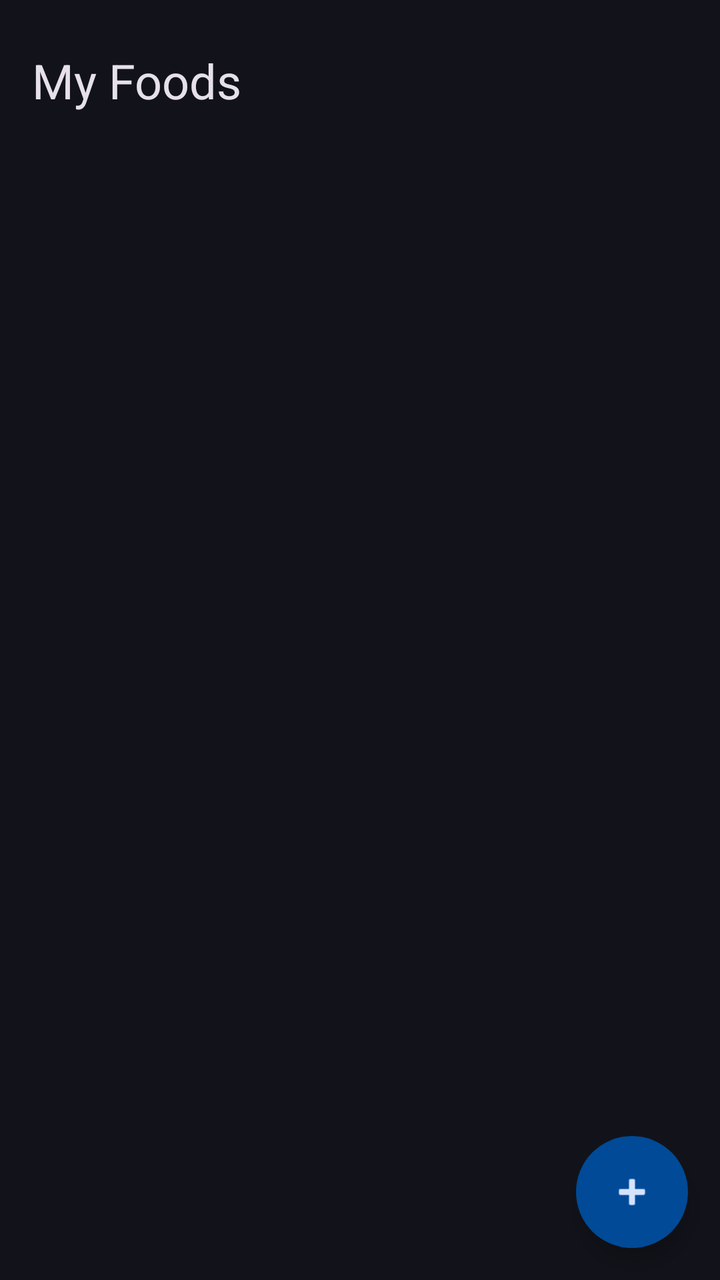
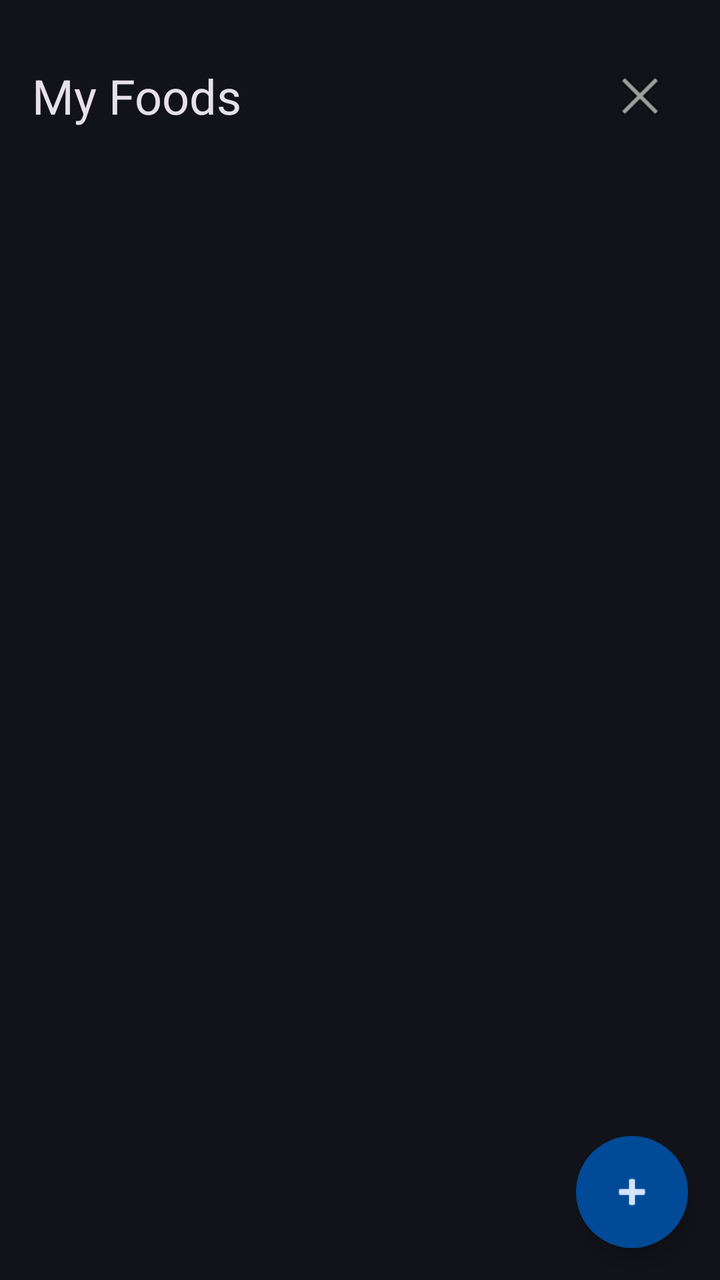

Compare the two renders of this Android layout. The source of the first and the diff that turns it into the second are given below.
<!-- AndroidManifest.xml: application theme Theme.MealMate2 -->
<!-- res/layout/fragment_custom_foods.xml -->
<?xml version="1.0" encoding="utf-8"?>
<androidx.coordinatorlayout.widget.CoordinatorLayout
    xmlns:android="http://schemas.android.com/apk/res/android"
    xmlns:app="http://schemas.android.com/apk/res-auto"
    android:layout_width="match_parent"
    android:layout_height="match_parent">

    <LinearLayout
        android:layout_width="match_parent"
        android:layout_height="match_parent"
        android:orientation="vertical"
        android:padding="16dp">

        <LinearLayout
            android:layout_width="match_parent"
            android:layout_height="wrap_content"
            android:orientation="horizontal"
            android:gravity="center_vertical"
            android:layout_marginTop="8dp"
            android:layout_marginBottom="16dp">

            <TextView
                android:layout_width="0dp"
                android:layout_height="wrap_content"
                android:layout_weight="1"
                android:text="My Foods"
                android:textAppearance="?attr/textAppearanceHeadlineSmall" />

        </LinearLayout>

        <TextView
            android:id="@+id/textEmptyFoods"
            android:layout_width="match_parent"
            android:layout_height="wrap_content"
            android:text="No custom foods yet.\nTap + to add one."
            android:gravity="center"
            android:textAppearance="?attr/textAppearanceBodyLarge"
            android:textColor="?attr/colorOnSurfaceVariant"
            android:visibility="gone"
            android:layout_marginTop="64dp" />

        <androidx.recyclerview.widget.RecyclerView
            android:id="@+id/rvCustomFoods"
            android:layout_width="match_parent"
            android:layout_height="match_parent" />

    </LinearLayout>

    <com.google.android.material.floatingactionbutton.FloatingActionButton
        android:id="@+id/fabAddFood"
        android:layout_width="wrap_content"
        android:layout_height="wrap_content"
        android:layout_gravity="bottom|end"
        android:layout_margin="16dp"
        android:contentDescription="Add custom food"
        app:srcCompat="@android:drawable/ic_input_add" />

</androidx.coordinatorlayout.widget.CoordinatorLayout>
<!-- resources referenced by this layout -->
<resources>
  <color name="md_theme_dark_primary">#A8C8FF</color>
  <color name="md_theme_dark_onPrimary">#003063</color>
  <color name="md_theme_dark_primaryContainer">#004A97</color>
  <color name="md_theme_dark_onPrimaryContainer">#D4E4FF</color>
  <color name="md_theme_dark_secondary">#BAC6EB</color>
  <color name="md_theme_dark_onSecondary">#253152</color>
  <color name="md_theme_dark_secondaryContainer">#3C4769</color>
  <color name="md_theme_dark_onSecondaryContainer">#DAE2FF</color>
  <color name="md_theme_dark_tertiary">#52D9F3</color>
  <color name="md_theme_dark_onTertiary">#003640</color>
  <color name="md_theme_dark_tertiaryContainer">#004E5A</color>
  <color name="md_theme_dark_onTertiaryContainer">#A8ECFF</color>
  <color name="md_theme_dark_error">#FFB4AB</color>
  <color name="md_theme_dark_onError">#690005</color>
  <color name="md_theme_dark_errorContainer">#93000A</color>
  <color name="md_theme_dark_onErrorContainer">#FFDAD6</color>
  <color name="md_theme_dark_background">#12131A</color>
  <color name="md_theme_dark_onBackground">#E4E2E9</color>
  <color name="md_theme_dark_surface">#12131A</color>
  <color name="md_theme_dark_onSurface">#E4E2E9</color>
  <color name="md_theme_dark_surfaceVariant">#2C2D3A</color>
  <color name="md_theme_dark_onSurfaceVariant">#C5C6D0</color>
  <color name="md_theme_dark_surfaceContainer">#1F2028</color>
  <color name="md_theme_dark_surfaceContainerHigh">#292A33</color>
  <color name="md_theme_dark_surfaceContainerHighest">#34353F</color>
  <color name="md_theme_dark_surfaceContainerLow">#1B1C23</color>
  <color name="md_theme_dark_surfaceContainerLowest">#0B0C12</color>
  <color name="md_theme_dark_outline">#8F9099</color>
  <color name="md_theme_dark_outlineVariant">#2C2D3A</color>
  <style name="Widget.MealMate.Card" parent="Widget.Material3.CardView.Elevated">
          <item name="cardCornerRadius">16dp</item>
          <item name="cardElevation">1dp</item>
          <item name="cardPreventCornerOverlap">true</item>
      </style>
  <style name="Widget.MealMate.Button" parent="Widget.Material3.Button">
          <item name="android:minHeight">52dp</item>
          <item name="android:paddingTop">14dp</item>
          <item name="android:paddingBottom">14dp</item>
      </style>
  <style name="Widget.MealMate.Button.TextButton" parent="Widget.Material3.Button.TextButton">
          <item name="android:minHeight">48dp</item>
      </style>
  <style name="Widget.MealMate.Button.Outlined" parent="Widget.Material3.Button.OutlinedButton">
          <item name="android:minHeight">52dp</item>
          <item name="android:paddingTop">14dp</item>
          <item name="android:paddingBottom">14dp</item>
      </style>
  <style name="Widget.MealMate.FAB" parent="Widget.Material3.FloatingActionButton.Primary">
          <item name="shapeAppearance">@style/ShapeAppearance.MealMate.FAB</item>
      </style>
  <style name="Widget.MealMate.TextInput" parent="Widget.Material3.TextInputLayout.OutlinedBox">
          <item name="boxCornerRadiusTopStart">12dp</item>
          <item name="boxCornerRadiusTopEnd">12dp</item>
          <item name="boxCornerRadiusBottomStart">12dp</item>
          <item name="boxCornerRadiusBottomEnd">12dp</item>
          <item name="android:layout_marginBottom">8dp</item>
      </style>
  <style name="Widget.MealMate.BottomNavigation" parent="Widget.Material3.BottomNavigationView">
          <item name="android:background">?attr/colorSurfaceContainerLowest</item>
      </style>
  <style name="Widget.MealMate.Switch" parent="Widget.Material3.CompoundButton.MaterialSwitch" />
  <style name="ShapeAppearance.MealMate.FAB" parent="ShapeAppearance.Material3.Corner.Full" />
  <!-- unchanged entries left out for length: 1 -->
</resources>

<!-- the commit's change to res/layout/fragment_custom_foods.xml (unified diff, before → after) -->
@@ -25,6 +25,14 @@
                 android:layout_weight="1"
                 android:text="My Foods"
                 android:textAppearance="?attr/textAppearanceHeadlineSmall" />
+
+            <ImageButton
+                android:id="@+id/btnCloseCustomFoods"
+                android:layout_width="48dp"
+                android:layout_height="48dp"
+                android:contentDescription="Close"
+                android:background="?attr/selectableItemBackgroundBorderless"
+                app:srcCompat="@android:drawable/ic_menu_close_clear_cancel" />
 
         </LinearLayout>
 
